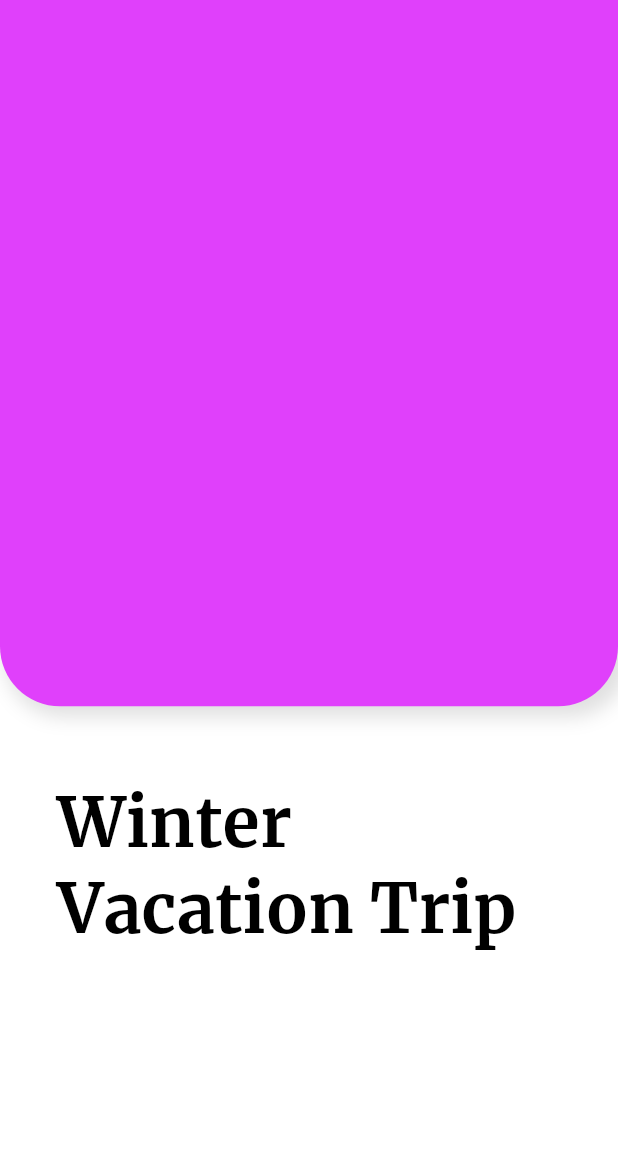
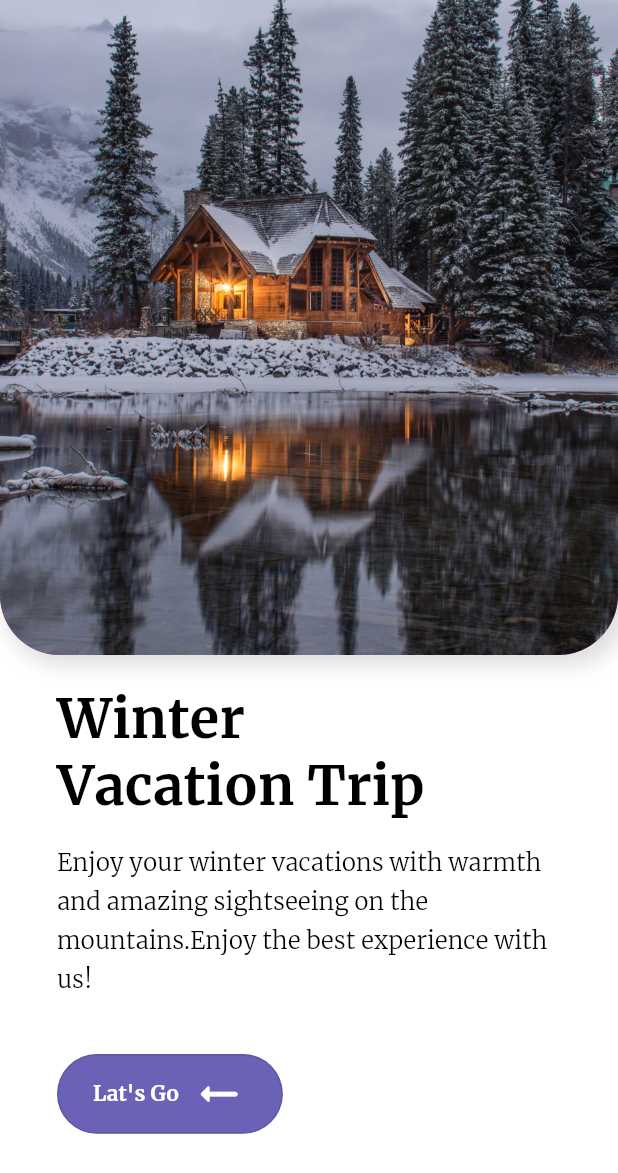
Before and after one commit to kishanbhau/learn_api, a Flutter app: the MyHome screen opened directly, on a phone screen of 412 x 824 dp. Shown: the top 1173 px of the screen. Run offline on Flutter 3.47's test engine with Material 2 defaults, Android fonts, the phone set to English and light mode, and no system bars; our stand-ins replace google_fonts, hidden_drawer_menu.

Commit message:
git push

```diff
--- a/lib/myhome.dart
+++ b/lib/myhome.dart
@@ -12,6 +12,9 @@ class MyHome extends StatefulWidget {
 }
 
 class _MyHomeState extends State<MyHome> {
+  String texts =
+      "Enjoy your winter vacations with warmth and amazing sightseeing on the mountains.Enjoy the best experience with us!";
+
   @override
   Widget build(BuildContext context) {
     return Scaffold(
@@ -19,8 +22,13 @@ class _MyHomeState extends State<MyHome> {
       body: Column(
         children: [
           Container(
-            width: MediaQuery.of(context).size.width,
-            height: MediaQuery.of(context).size.height/1.75,
+            child: Image(
+              image: AssetImage('assets/winter.jpg'),
+              fit: BoxFit.cover,
+            ),
+            width: double.infinity,
+            height: MediaQuery.of(context).size.height * 0.53,
+            clipBehavior: Clip.antiAliasWithSaveLayer,
             decoration: const BoxDecoration(
                 borderRadius:
                     BorderRadius.vertical(bottom: Radius.circular(40.0)),
@@ -33,21 +41,67 @@ class _MyHomeState extends State<MyHome> {
                       spreadRadius: 2.0)
                 ]),
           ),
+          SizedBox(
+            height: 20.0,
+          ),
           Expanded(
             child: Container(
               width: MediaQuery.of(context).size.width,
               height: MediaQuery.of(context).size.height,
-              child: const Padding(
-                padding: EdgeInsets.only(top: 50.0,left: 38.0),
-                child: Text(
-                  'Winter\nVacation Trip',
-                  style:
-                  TextStyle(
-                    fontSize: 45.0,
-                    color: Colors.black,
-                    fontFamily: 'Merriweather'
+              child: Padding(
+                padding: EdgeInsets.symmetric(horizontal: 38.0),
+                child: Column(
+                  crossAxisAlignment: CrossAxisAlignment.start,
+                  children: [
+                    Text(
+                      'Winter\nVacation Trip',
+                      style: TextStyle(
+                          fontSize: 36.0,
+                          color: Colors.black,
+                          fontWeight: FontWeight.w600),
+                    ),
+                    SizedBox(
+                      height: 14.0,
+                    ),
+                    Text(
+                      texts,
+                      style: TextStyle(
+                          height: 1.6,
+                          fontSize: 16.0,
+                          color: Colors.black,
+                          fontWeight: FontWeight.w400),
+                    ),
+                    SizedBox(height: 38.0),
+                    OutlinedButton(
+                      onPressed: (){
 
-                  ),
+                      },
+                      style: OutlinedButton.styleFrom(
+                        shape: RoundedRectangleBorder(borderRadius: BorderRadius.circular(50.0)),
+                        backgroundColor: Color(0xFF6A62B7)
+                      ),
+                      child: Directionality(
+
+                        textDirection: TextDirection.rtl,
+                        child: TextButton.icon(
+                          onPressed: null,
+                          icon: Icon(
+                            Icons.arrow_right_alt_rounded,
+                            color: Colors.white,
+                            size: 37.14,
+
+                          ),
+                          label: Text(
+                            "Lat's Go",
+                            style: TextStyle(
+                              fontWeight: FontWeight.w600,
+                              color: Colors.white
+                            ),
+                          ),
+                        ),
+                      ),
+                    ),
+                  ],
                 ),
               ),
             ),
```
Also changed, not shown: lib/hiddendrawer.dart (added, +55 -0 lines), lib/home.dart (added, +18 -0 lines), lib/main.dart (+4 -12 lines), lib/tempdrawer.dart (added, +221 -0 lines), pubspec.yaml (+7 -3 lines), assets/Avatar.jpg (added), assets/fi_menu.png (added), assets/winter.jpg (added), pubspec.lock.
